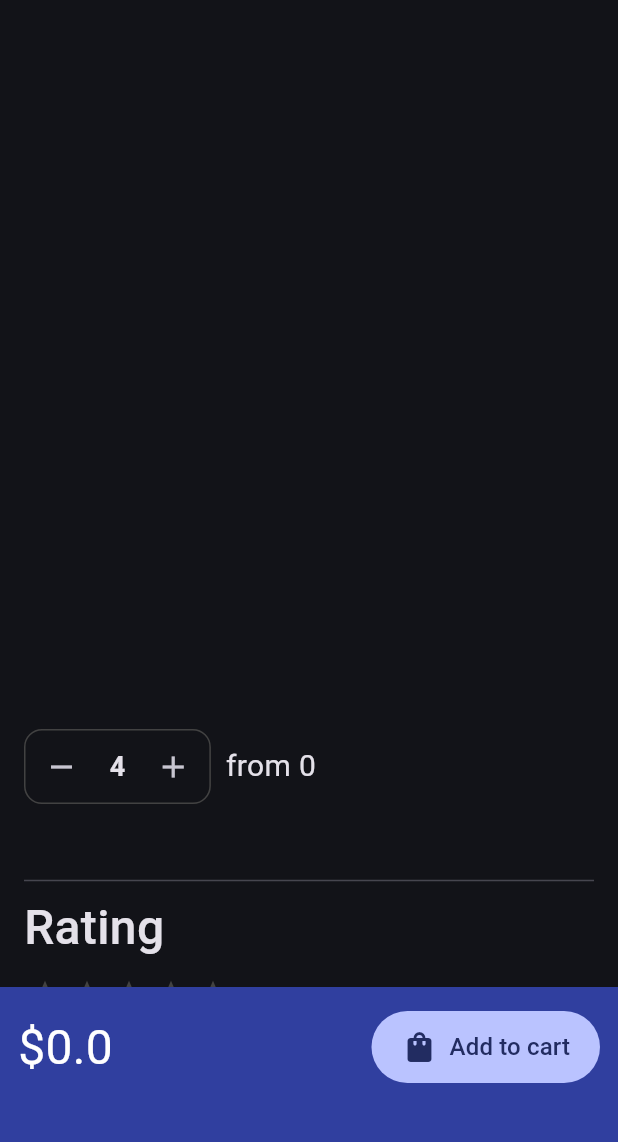
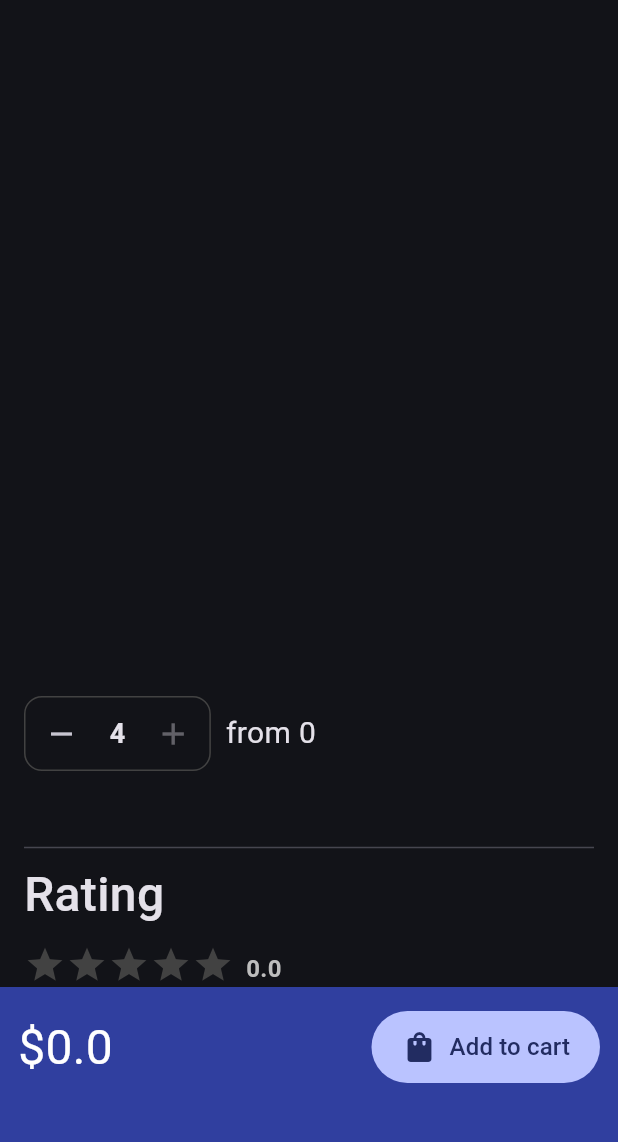
Before and after one commit to oskar-wsei/mobile-me, a Flutter app: the ProductDetailPage screen opened directly with empty values, on a phone screen of 412 x 824 dp, the part 84-1226 px from its top. Run offline on Flutter 3.47's test engine with Material 3 defaults, Android fonts, the light colour scheme and no system bars; drawn by our look-alikes of carousel_slider; our stand-ins replace dartz, flutter_bloc, get_it, logger; missing offline and left inert: http_interceptor; statements that could not run were skipped.

Commit message:
Improve product details

```diff
--- a/lib/core/products/pages/product_detail_page.dart
+++ b/lib/core/products/pages/product_detail_page.dart
@@ -6,16 +6,11 @@
 import 'package:mobile_me/core/widgets/drawer_widget.dart';
 import 'package:mobile_me/core/widgets/header_widget.dart';
 
-class ProductDetailPage extends StatefulWidget {
+class ProductDetailPage extends StatelessWidget {
   final ProductModel product;
 
   const ProductDetailPage({super.key, required this.product});
 
-  @override
-  State<ProductDetailPage> createState() => _ProductDetailPageState();
-}
-
-class _ProductDetailPageState extends State<ProductDetailPage> {
   @override
   Widget build(BuildContext context) {
     return Scaffold(
@@ -26,16 +21,15 @@
           child: Column(
             crossAxisAlignment: CrossAxisAlignment.start,
             children: [
-              ImageCarouselWidget(images: widget.product.images),
-              SizedBox(height: 20),
-              ProductInfoWidget(product: widget.product),
+              ImageCarouselWidget(images: product.images),
+              ProductInfoWidget(product: product),
             ],
           ),
         ),
       ),
       bottomNavigationBar: PriceBarWidget(
-        price: widget.product.price,
-        discountPercentage: widget.product.discountPercentage,
+        price: product.price,
+        discountPercentage: product.discountPercentage,
       ),
     );
   }
--- a/lib/core/products/widgets/product_info_widget.dart
+++ b/lib/core/products/widgets/product_info_widget.dart
@@ -29,9 +29,9 @@
               children: [
                 Text(
                   product.title,
-                  style: TextStyle(fontSize: 32, fontWeight: FontWeight.w500),
+                  style: TextStyle(fontSize: 32, fontWeight: FontWeight.w500, height: 1.2),
                 ),
-                SizedBox(height: 5),
+                SizedBox(height: 10),
                 Row(
                   children: [
                     for (final tag in product.tags)
--- a/lib/core/products/widgets/quantity_selector.dart
+++ b/lib/core/products/widgets/quantity_selector.dart
@@ -1,6 +1,6 @@
 import 'package:flutter/material.dart';
 
-class QuantitySelector extends StatelessWidget {
+class QuantitySelector extends StatefulWidget {
   final int quantity;
   final int maxQuantity;
 
@@ -16,8 +16,16 @@
   });
 
   @override
+  State<QuantitySelector> createState() => _QuantitySelectorState();
+}
+
+class _QuantitySelectorState extends State<QuantitySelector> {
+  late int _quantity = widget.quantity;
+
+  @override
   Widget build(BuildContext context) {
-    final canDecrement = quantity > 1;
+    final canDecrement = _quantity > 1;
+    final canIncrement = _quantity < widget.maxQuantity;
 
     return Container(
       decoration: BoxDecoration(
@@ -28,19 +36,31 @@
         mainAxisSize: MainAxisSize.min,
         children: [
           IconButton(
-            onPressed: canDecrement ? onDecrement : null,
+            onPressed: canDecrement ? _decrement : null,
             icon: Icon(Icons.remove),
           ),
           Padding(
             padding: const EdgeInsets.symmetric(horizontal: 8),
             child: Text(
-              '$quantity',
+              '$_quantity',
               style: TextStyle(fontSize: 18, fontWeight: FontWeight.bold),
             ),
           ),
-          IconButton(onPressed: onIncrement, icon: Icon(Icons.add)),
+          IconButton(onPressed: canIncrement ? _increment : null, icon: Icon(Icons.add)),
         ],
       ),
     );
   }
+
+  void _decrement() {
+    _quantity--;
+    widget.onDecrement();
+    setState(() {});
+  }
+
+  void _increment() {
+    _quantity++;
+    widget.onIncrement();
+    setState(() {});
+  }
 }
--- a/lib/core/widgets/image_carousel_widget.dart
+++ b/lib/core/widgets/image_carousel_widget.dart
@@ -49,6 +49,7 @@
             currentIndex: _currentIndex,
             imagesCount: widget.images.length,
           ),
+          SizedBox(height: 20),
         ],
       ],
     );
@@ -58,6 +59,7 @@
 class CarouselIndicator extends StatelessWidget {
   final int imagesCount;
   final int currentIndex;
+
   const CarouselIndicator({
     super.key,
     required this.imagesCount,
```
Also changed, not shown: lib/core/products/widgets/product_item_widget.dart (+2 -12 lines).
